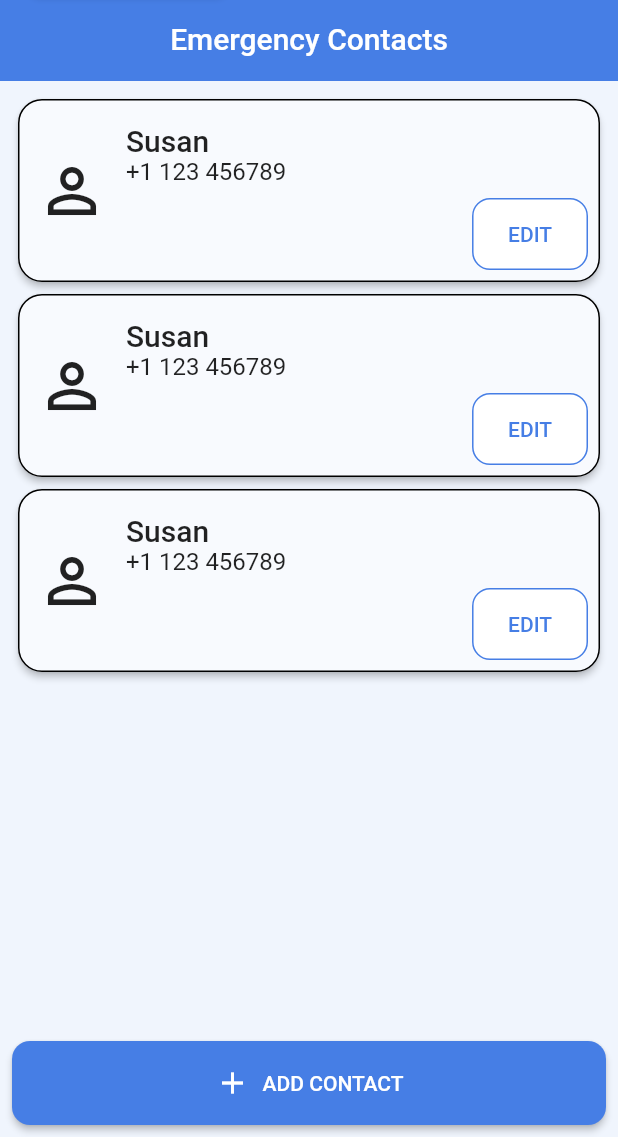
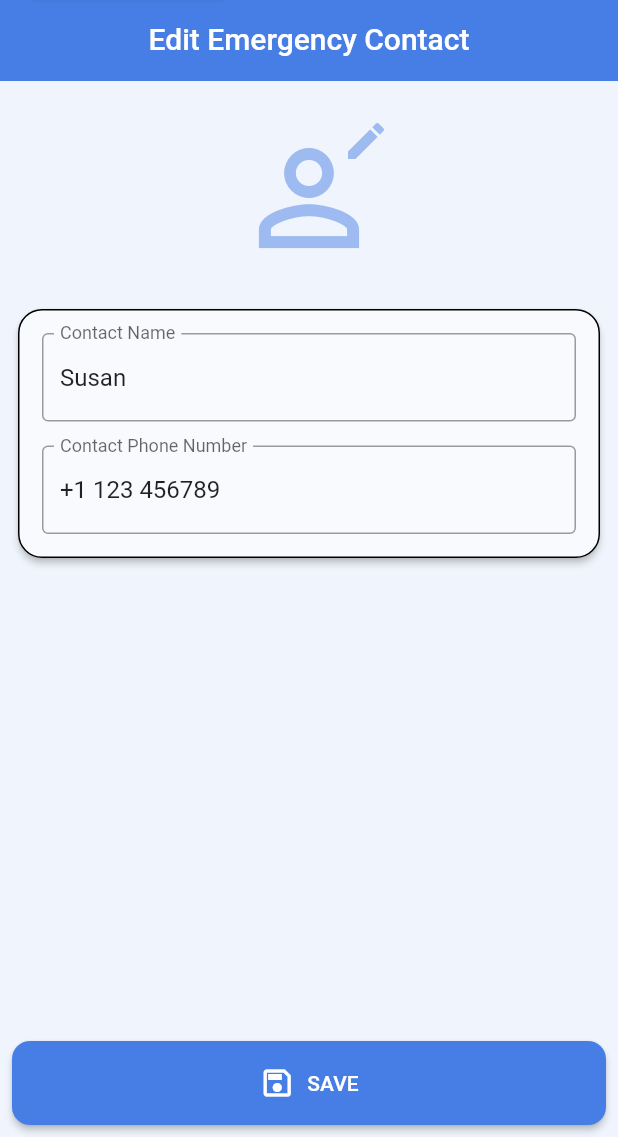
Before and after one commit to TeoVogel/Personal-Safety, a Flutter app: the EmergencyContacts screen opened directly, after a tap on "EDIT", on a phone screen of 412 x 824 dp, the part 99-1236 px from its top. Run offline on Flutter 3.47's test engine with Material 2 defaults, Android fonts, the phone set to English and light mode, and no system bars; our stand-ins replace flutter_local_notifications.

Commit message:
Add/Edit emergency contact screen

```diff
--- /dev/null
+++ b/lib/models/emergency_contact.dart
@@ -0,0 +1,6 @@
+class EmergencyContact {
+  final String name;
+  final String phone;
+
+  const EmergencyContact(this.name, this.phone);
+}
--- /dev/null
+++ b/lib/screens/emergency_contacts/edit_emergency_contact.dart
@@ -0,0 +1,116 @@
+import 'package:flutter/material.dart';
+import 'package:personal_safety/models/emergency_contact.dart';
+import 'package:personal_safety/widgets/go_back_button.dart';
+
+import '../../theme/colors.dart';
+
+class EditEmergencyContact extends StatelessWidget {
+  const EditEmergencyContact({Key? key, this.emergencyContact})
+      : super(key: key);
+
+  final EmergencyContact? emergencyContact;
+
+  @override
+  Widget build(BuildContext context) {
+    return Scaffold(
+      appBar: AppBar(
+        title: Column(
+          mainAxisAlignment: MainAxisAlignment.spaceBetween,
+          mainAxisSize: MainAxisSize.max,
+          children: [
+            const Align(alignment: Alignment.centerLeft, child: GoBackButton()),
+            const SizedBox(height: 16),
+            Text(emergencyContact == null
+                ? "Add Emergency Contact"
+                : "Edit Emergency Contact"),
+          ],
+        ),
+        toolbarHeight: 120,
+        automaticallyImplyLeading: false,
+      ),
+      body: Padding(
+        padding: const EdgeInsets.all(8.0),
+        child: CustomScrollView(
+          slivers: [
+            SliverList(
+              delegate: SliverChildListDelegate(
+                [
+                  ListView(
+                    shrinkWrap: true,
+                    children: [
+                      Center(
+                        child: Padding(
+                          padding: const EdgeInsets.all(16.0),
+                          child: Stack(
+                            alignment: Alignment.topRight,
+                            children: [
+                              Padding(
+                                padding: const EdgeInsets.all(4.0),
+                                child: Icon(
+                                  Icons.person_outline,
+                                  size: 100,
+                                  color: colorPrimary.withAlpha(125),
+                                ),
+                              ),
+                              Icon(
+                                emergencyContact == null
+                                    ? Icons.add
+                                    : Icons.edit,
+                                size: 32,
+                                color: colorPrimary.withAlpha(125),
+                              ),
+                            ],
+                          ),
+                        ),
+                      ),
+                      Card(
+                        child: Padding(
+                          padding: const EdgeInsets.all(16.0),
+                          child: Column(
+                            children: [
+                              TextFormField(
+                                initialValue: emergencyContact?.name,
+                                decoration: const InputDecoration(
+                                  border: OutlineInputBorder(),
+                                  labelText: 'Contact Name',
+                                ),
+                              ),
+                              const SizedBox(height: 16),
+                              TextFormField(
+                                initialValue: emergencyContact?.phone,
+                                decoration: const InputDecoration(
+                                  border: OutlineInputBorder(),
+                                  labelText: 'Contact Phone Number',
+                                ),
+                              ),
+                            ],
+                          ),
+                        ),
+                      ),
+                    ],
+                  ),
+                ],
+              ),
+            ),
+            SliverFillRemaining(
+              hasScrollBody: false,
+              child: Align(
+                alignment: Alignment.bottomCenter,
+                child: Container(
+                  width: double.infinity,
+                  child: ElevatedButton.icon(
+                    onPressed: () {
+                      Navigator.pop(context);
+                    },
+                    label: const Text("SAVE"),
+                    icon: const Icon(Icons.save_outlined),
+                  ),
+                ),
+              ),
+            )
+          ],
+        ),
+      ),
+    );
+  }
+}
--- a/lib/screens/emergency_contacts/emergency_contacts.dart
+++ b/lib/screens/emergency_contacts/emergency_contacts.dart
@@ -1,5 +1,8 @@
 import 'package:flutter/material.dart';
+import 'package:personal_safety/screens/emergency_contacts/edit_emergency_contact.dart';
 import 'package:personal_safety/widgets/go_back_button.dart';
+
+import '../../models/emergency_contact.dart';
 
 class EmergencyContacts extends StatelessWidget {
   const EmergencyContacts({Key? key}) : super(key: key);
@@ -26,7 +29,7 @@ class EmergencyContacts extends StatelessWidget {
           mainAxisSize: MainAxisSize.max,
           crossAxisAlignment: CrossAxisAlignment.stretch,
           children: <Widget>[
-            for (var i = 0; i < 3; i++)
+            for (var i = 0; i < 2; i++)
               Card(
                 child: Row(
                   crossAxisAlignment: CrossAxisAlignment.center,
@@ -63,7 +66,18 @@ class EmergencyContacts extends StatelessWidget {
                               child: Padding(
                                 padding: const EdgeInsets.all(8.0),
                                 child: OutlinedButton(
-                                  onPressed: () {},
+                                  onPressed: () {
+                                    Navigator.push(
+                                      context,
+                                      MaterialPageRoute(
+                                        builder: (context) =>
+                                            const EditEmergencyContact(
+                                          emergencyContact: EmergencyContact(
+                                              "Susan", "+1 123 456789"),
+                                        ),
+                                      ),
+                                    );
+                                  },
                                   child: const Text("EDIT"),
                                 ),
                               ),
@@ -77,7 +91,14 @@ class EmergencyContacts extends StatelessWidget {
               ),
             const Spacer(),
             ElevatedButton.icon(
-              onPressed: () {},
+              onPressed: () {
+                Navigator.push(
+                  context,
+                  MaterialPageRoute(
+                    builder: (context) => const EditEmergencyContact(),
+                  ),
+                );
+              },
               label: const Text("ADD CONTACT"),
               icon: const Icon(Icons.add),
             ),
```
